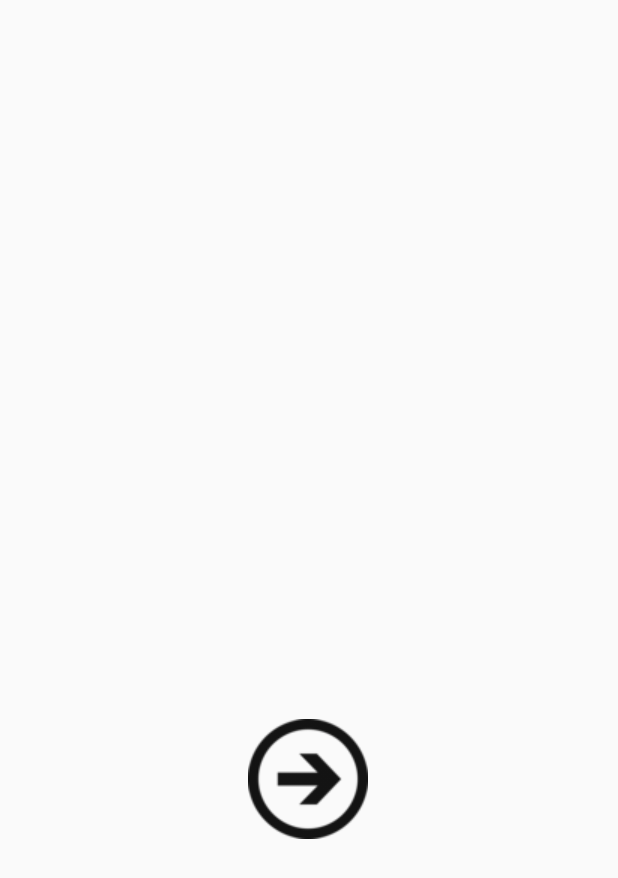
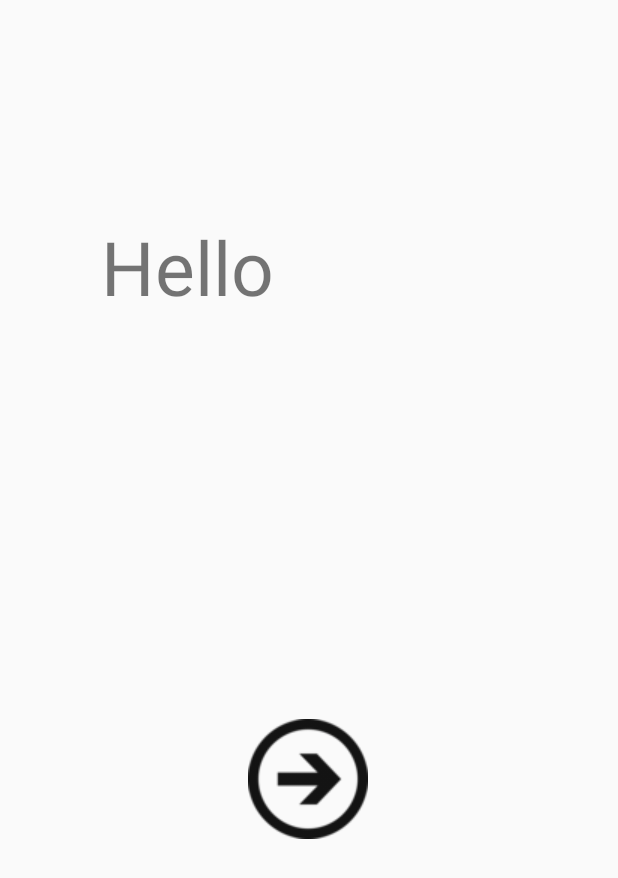
Before and after one commit to CalebBrown2424/UserInput, an Android app: the screen it shows after launch (MainActivity), on a phone screen of 412 x 824 dp. Shown: the top 878 px of the screen. Run offline under Robolectric (Android 15) with nearby library versions, the phone set to English and light mode, and no system bars.

Commit message:
Added text

```diff
--- a/app/src/main/res/layout/activity_main.xml
+++ b/app/src/main/res/layout/activity_main.xml
@@ -21,4 +21,19 @@
         app:layout_constraintTop_toTopOf="parent"
         app:layout_constraintVertical_bias="0.0"
         app:srcCompat="@drawable/webp_net_resizeimage__2_" />
+
+    <TextView
+        android:id="@+id/textView"
+        android:layout_width="218dp"
+        android:layout_height="202dp"
+        android:layout_marginStart="67dp"
+        android:layout_marginTop="144dp"
+        android:layout_marginEnd="127dp"
+        android:layout_marginBottom="133dp"
+        android:text="Hello"
+        android:textSize="50sp"
+        app:layout_constraintBottom_toTopOf="@+id/imageButton1"
+        app:layout_constraintEnd_toEndOf="parent"
+        app:layout_constraintStart_toStartOf="parent"
+        app:layout_constraintTop_toTopOf="parent" />
 </androidx.constraintlayout.widget.ConstraintLayout>
```
